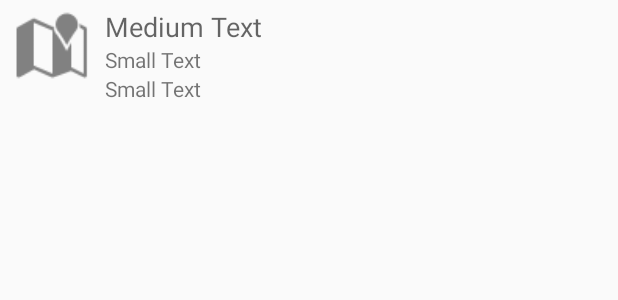
After one commit to jeffersonalvess/Tripz, an Android app: the layout list_item_content.xml on its own in the app's theme, with its tools: preview values and no code run, on a phone screen of 412 x 824 dp. The commit adds this screen. Shown: the top 300 px of the screen. Run offline under Robolectric (Android 15) with nearby library versions, the phone set to English and light mode, and no system bars.

Commit message:
- Personalized Adapter Working, needs improvements to get the dates. - Started the development of CitiesActivity
-- TODO:
- Print the trip dates on the list;
- Print the actual user city on MainActivity

```diff
--- a/app/src/main/java/edu/depaul/csc472/tripz/CitiesActivity.java
+++ b/app/src/main/java/edu/depaul/csc472/tripz/CitiesActivity.java
@@ -1,5 +1,6 @@
 package edu.depaul.csc472.tripz;
 
+import android.content.Intent;
 import android.os.Bundle;
 import android.support.design.widget.FloatingActionButton;
 import android.support.design.widget.Snackbar;
@@ -13,6 +14,11 @@ public class CitiesActivity extends AppCompatActivity {
     protected void onCreate(Bundle savedInstanceState) {
         super.onCreate(savedInstanceState);
         setContentView(R.layout.activity_cities);
+
+        Intent intent = getIntent();
+
+
+
         Toolbar toolbar = (Toolbar) findViewById(R.id.toolbar);
         setSupportActionBar(toolbar);
 
--- a/app/src/main/java/edu/depaul/csc472/tripz/MainActivity.java
+++ b/app/src/main/java/edu/depaul/csc472/tripz/MainActivity.java
@@ -102,6 +102,8 @@ public class MainActivity extends AppCompatActivity implements TripListFragment.
         ImageView imagem1 = (ImageView) findViewById(R.id.imageView);
 
         Line1.setText(userName);
+
+        //TODO: Change "Location" by the real user location
         Line2.setText("Location");
         Line3.setVisibility(View.INVISIBLE);
         new ImageLoadTask("https://graph.facebook.com/" + userID + "/picture?type=large", imagem1).execute();
@@ -109,7 +111,7 @@ public class MainActivity extends AppCompatActivity implements TripListFragment.
     }
 
     @Override
-    public void onItemSelected(String id) {
+    public void onItemSelected(int id) {
         /* Use this when implement two panel layout, it's not implement yet. But I'll left the code for example.
 
         if (mTwoPane) {
--- /dev/null
+++ b/app/src/main/res/layout/list_item_content.xml
@@ -0,0 +1,45 @@
+<?xml version="1.0" encoding="utf-8"?>
+<LinearLayout xmlns:android="http://schemas.android.com/apk/res/android"
+    android:orientation="horizontal"
+    android:layout_width="match_parent"
+    android:layout_height="wrap_content"
+    android:paddingTop="5dp"
+    android:paddingBottom="5dp"
+    android:paddingLeft="10dp">
+
+
+    <ImageView
+        android:layout_width="50dp"
+        android:layout_height="50dp"
+        android:id="@+id/imgIcon"
+        android:src="@android:drawable/ic_dialog_map"
+        android:tint="#818181" />
+
+    <LinearLayout
+        android:orientation="vertical"
+        android:layout_width="wrap_content"
+        android:layout_height="wrap_content"
+        android:layout_marginLeft="10dp">
+
+        <TextView
+            android:layout_width="wrap_content"
+            android:layout_height="wrap_content"
+            android:textAppearance="?android:attr/textAppearanceMedium"
+            android:text="Medium Text"
+            android:id="@+id/txtTitle" />
+
+        <TextView
+            android:layout_width="wrap_content"
+            android:layout_height="wrap_content"
+            android:textAppearance="?android:attr/textAppearanceSmall"
+            android:text="Small Text"
+            android:id="@+id/txtLine1" />
+
+        <TextView
+            android:layout_width="wrap_content"
+            android:layout_height="wrap_content"
+            android:textAppearance="?android:attr/textAppearanceSmall"
+            android:text="Small Text"
+            android:id="@+id/txtLine2" />
+    </LinearLayout>
+</LinearLayout>
--- a/app/src/main/res/values/strings.xml
+++ b/app/src/main/res/values/strings.xml
@@ -3,7 +3,7 @@
     <string name="action_settings">Settings</string>
     <string name="facebook_app_id">875749949211222</string>
     <string name="google_api_key"> AIzaSyDZKBziz0XCJ9tIkyArB8kIlEzIFn8tGPs</string>
-    <string name="title_activity_welcome_screen">WelcomeScreen</string>
+    <string name="title_activity_welcome_screen">Tripz</string>
     <string name="section_format">Hello World from section: %1$d</string>
     <string name="title_activity_test">Test</string>
     <string name="title_activity_main">MainActivity</string>
```
Also changed, not shown: app/src/main/java/edu/depaul/csc472/tripz/TripListFragment.java (+76 -14 lines).
